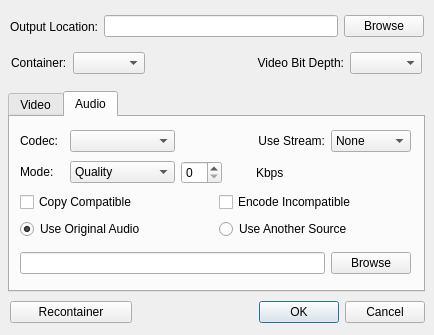
Qt form Source/configure.ui (l33tmeatwad/AMVtool) before a commit.
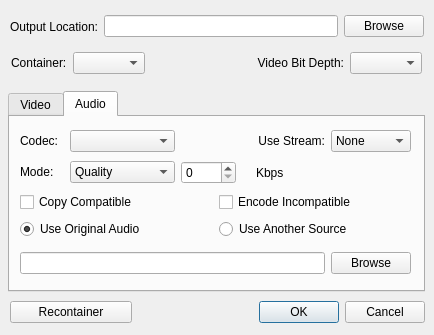
The same form after that commit. The open tabs and pages were chosen to show the change.

Commit message: vspipe error handling fix.

Diff of the .ui file:
```diff
--- a/Source/configure.ui
+++ b/Source/configure.ui
@@ -635,6 +635,12 @@
           <verstretch>0</verstretch>
          </sizepolicy>
         </property>
+        <property name="maximumSize">
+         <size>
+          <width>55</width>
+          <height>16777215</height>
+         </size>
+        </property>
        </widget>
       </item>
       <item row="0" column="3">
```
The commit also changes 2 other files.
